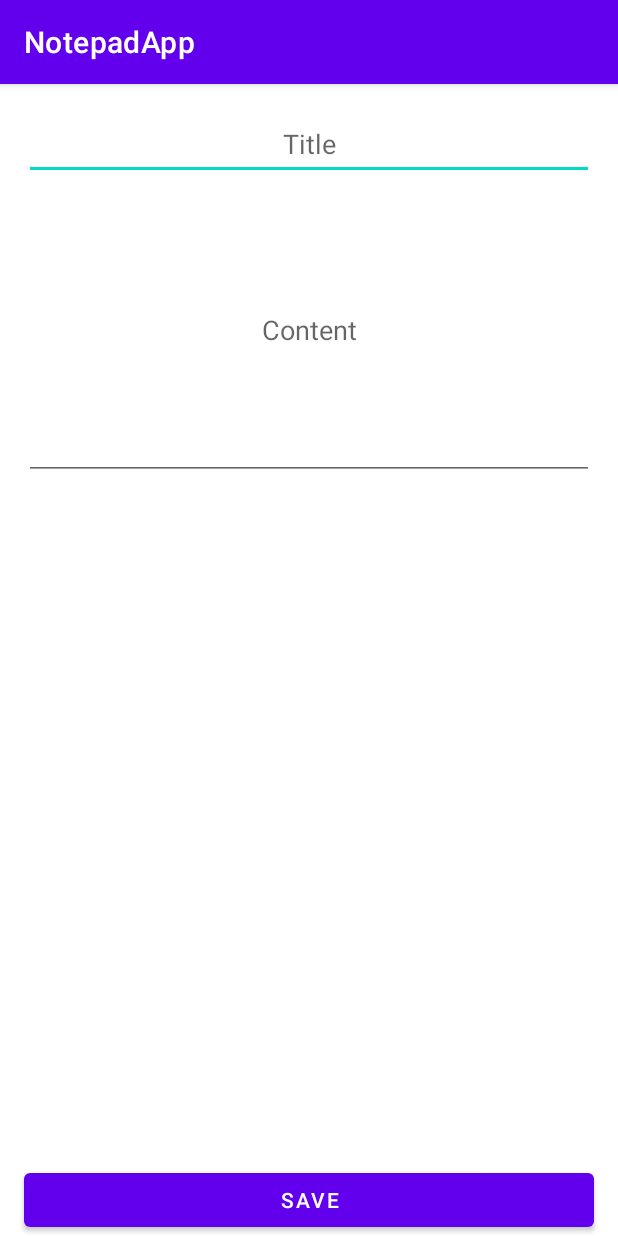
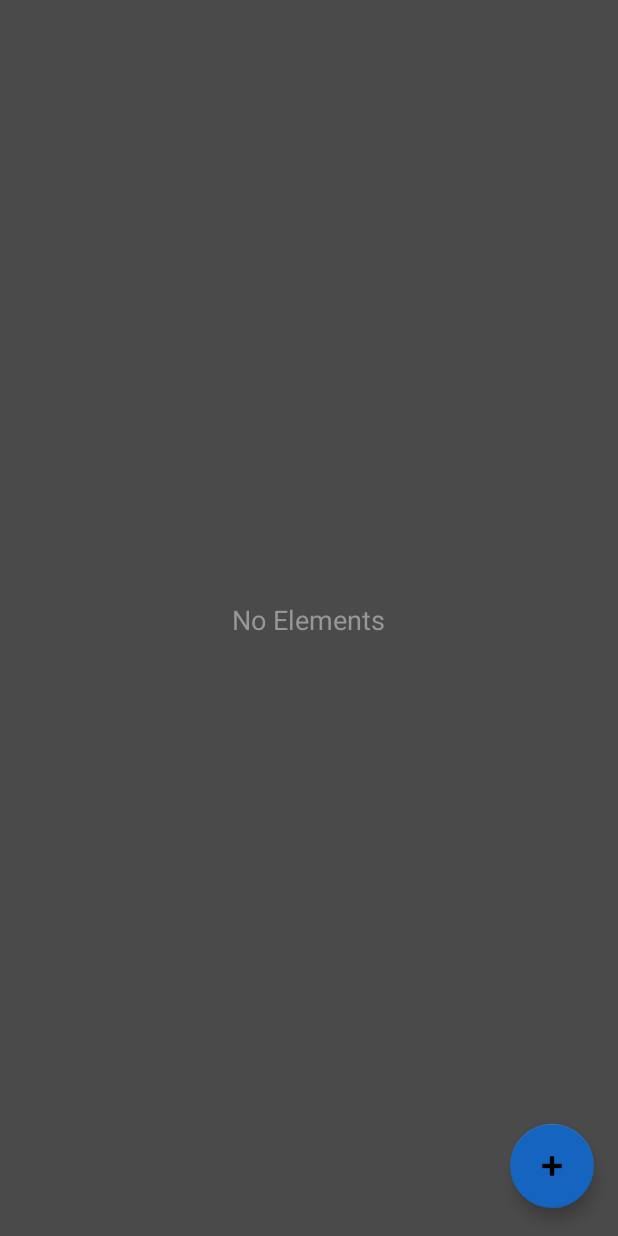
Before and after one commit to iRMB2BA/NotepadApp, an Android app: the screen it shows after launch (MainActivity), on a phone screen of 412 x 824 dp. Run offline under Robolectric (Android 15) with nearby library versions, the phone set to English and light mode, and no system bars.

Commit message:
сделан UI для блокнота

```diff
--- a/app/src/main/AndroidManifest.xml
+++ b/app/src/main/AndroidManifest.xml
@@ -10,6 +10,9 @@
         android:supportsRtl="true"
         android:theme="@style/Theme.NotepadApp">
         <activity
+            android:name=".EditActivity"
+            android:exported="true" />
+        <activity
             android:name=".MainActivity"
             android:exported="true">
             <intent-filter>
--- /dev/null
+++ b/app/src/main/res/drawable/ic_baseline_image_24.xml
@@ -0,0 +1,5 @@
+<vector android:height="24dp" android:tint="#FFFFFF"
+    android:viewportHeight="24" android:viewportWidth="24"
+    android:width="24dp" xmlns:android="http://schemas.android.com/apk/res/android">
+    <path android:fillColor="@android:color/white" android:pathData="M21,19V5c0,-1.1 -0.9,-2 -2,-2H5c-1.1,0 -2,0.9 -2,2v14c0,1.1 0.9,2 2,2h14c1.1,0 2,-0.9 2,-2zM8.5,13.5l2.5,3.01L14.5,12l4.5,6H5l3.5,-4.5z"/>
+</vector>
--- a/app/src/main/res/layout/activity_main.xml
+++ b/app/src/main/res/layout/activity_main.xml
@@ -4,60 +4,51 @@
     xmlns:tools="http://schemas.android.com/tools"
     android:layout_width="match_parent"
     android:layout_height="match_parent"
-    tools:context=".MainActivity">
+    tools:context=".MainActivity"
+    android:background="#4A4A4A">
 
-    <TextView
-        android:id="@+id/tvTest"
+    <androidx.recyclerview.widget.RecyclerView
+        android:id="@+id/rcView"
         android:layout_width="0dp"
         android:layout_height="0dp"
-        android:text=""
-        app:layout_constraintBottom_toTopOf="@+id/button"
-        app:layout_constraintEnd_toEndOf="@+id/edContent"
-        app:layout_constraintLeft_toLeftOf="parent"
-        app:layout_constraintRight_toRightOf="parent"
-        app:layout_constraintStart_toStartOf="@+id/edContent"
-        app:layout_constraintTop_toBottomOf="@+id/edContent"
-        android:layout_marginBottom="8dp"/>
-
-    <EditText
-        android:id="@+id/edTitle"
-        android:layout_width="0dp"
-        android:layout_height="wrap_content"
-        android:layout_marginStart="16dp"
-        android:layout_marginTop="16dp"
-        android:layout_marginEnd="16dp"
-        android:autofillHints=""
-        android:ems="10"
-        android:gravity="center"
-        android:hint="@string/title"
-        android:inputType="textPersonName"
-        android:minHeight="48dp"
+        android:layout_marginStart="1dp"
+        android:layout_marginTop="1dp"
+        android:layout_marginEnd="1dp"
+        android:layout_marginBottom="1dp"
+        app:layout_constraintBottom_toBottomOf="parent"
         app:layout_constraintEnd_toEndOf="parent"
-        app:layout_constraintHorizontal_bias="0.497"
         app:layout_constraintStart_toStartOf="parent"
         app:layout_constraintTop_toTopOf="parent" />
 
-    <EditText
-        android:id="@+id/edContent"
-        android:layout_width="0dp"
-        android:layout_height="200dp"
-        android:autofillHints=""
-        android:ems="10"
-        android:gravity="center|top|fill_vertical"
-        android:hint="@string/content"
-        android:inputType="textMultiLine|textPersonName"
-        app:layout_constraintEnd_toEndOf="@+id/edTitle"
-        app:layout_constraintStart_toStartOf="@+id/edTitle"
-        app:layout_constraintTop_toBottomOf="@+id/edTitle" />
+    <TextView
+        android:id="@+id/tvNoElements"
+        android:layout_width="wrap_content"
+        android:layout_height="wrap_content"
+        android:text="@string/no_elements"
+        android:textColor="#979797"
+        android:textSize="18sp"
+        app:layout_constraintBottom_toBottomOf="parent"
+        app:layout_constraintEnd_toEndOf="parent"
+        app:layout_constraintHorizontal_bias="0.498"
+        app:layout_constraintStart_toStartOf="parent"
+        app:layout_constraintTop_toTopOf="@+id/rcView"
+        tools:ignore="TextContrastCheck" />
 
-    <Button
-        android:id="@+id/button"
-        android:layout_width="0dp"
+    <com.google.android.material.floatingactionbutton.FloatingActionButton
+        android:id="@+id/fbAdd"
+        android:layout_width="wrap_content"
         android:layout_height="wrap_content"
-        android:onClick="onClickSave"
-        android:text="@string/save"
-        app:layout_constraintBottom_toBottomOf="parent"
-        app:layout_constraintEnd_toEndOf="@+id/tvTest"
-        app:layout_constraintStart_toStartOf="@+id/tvTest" />
-
+        android:clickable="true"
+        android:contentDescription="@string/addnote"
+        android:focusable="true"
+        android:onClick="onClickAddButton"
+        app:backgroundTint="#1565C0"
+        app:layout_constraintBottom_toBottomOf="@+id/rcView"
+        app:layout_constraintEnd_toEndOf="parent"
+        app:layout_constraintHorizontal_bias="0.954"
+        app:layout_constraintStart_toStartOf="@+id/rcView"
+        app:layout_constraintTop_toTopOf="@+id/rcView"
+        app:layout_constraintVertical_bias="0.977"
+        app:srcCompat="@android:drawable/ic_input_add"
+        tools:ignore="ImageContrastCheck" />
 </androidx.constraintlayout.widget.ConstraintLayout>
--- a/app/src/main/res/values-night/themes.xml
+++ b/app/src/main/res/values-night/themes.xml
@@ -1,6 +1,6 @@
 <resources xmlns:tools="http://schemas.android.com/tools">
     <!-- Base application theme. -->
-    <style name="Theme.NotepadApp" parent="Theme.MaterialComponents.DayNight.DarkActionBar">
+    <style name="Theme.NotepadApp" parent="Theme.MaterialComponents.DayNight.NoActionBar">
         <!-- Primary brand color. -->
         <item name="colorPrimary">@color/purple_200</item>
         <item name="colorPrimaryVariant">@color/purple_700</item>
@@ -12,5 +12,6 @@
         <!-- Status bar color. -->
         <item name="android:statusBarColor" tools:targetApi="l">?attr/colorPrimaryVariant</item>
         <!-- Customize your theme here. -->
+        <item name="android:windowFullscreen">true</item>
     </style>
 </resources>
--- a/app/src/main/res/values/strings.xml
+++ b/app/src/main/res/values/strings.xml
@@ -3,4 +3,10 @@
     <string name="title">Title</string>
     <string name="content">Content</string>
     <string name="save">SAVE</string>
+    <string name="addnote">add</string>
+    <string name="no_elements">No Elements</string>
+    <string name="name">Name</string>
+    <string name="name2">Name</string>
+    <string name="title2">Title</string>
+    <string name="todo">TODO</string>
 </resources>
--- a/app/src/main/res/values/themes.xml
+++ b/app/src/main/res/values/themes.xml
@@ -1,6 +1,6 @@
 <resources xmlns:tools="http://schemas.android.com/tools">
     <!-- Base application theme. -->
-    <style name="Theme.NotepadApp" parent="Theme.MaterialComponents.DayNight.DarkActionBar">
+    <style name="Theme.NotepadApp" parent="Theme.MaterialComponents.DayNight.NoActionBar">
         <!-- Primary brand color. -->
         <item name="colorPrimary">@color/purple_500</item>
         <item name="colorPrimaryVariant">@color/purple_700</item>
@@ -12,5 +12,6 @@
         <!-- Status bar color. -->
         <item name="android:statusBarColor" tools:targetApi="l">?attr/colorPrimaryVariant</item>
         <!-- Customize your theme here. -->
+        <item name="android:windowFullscreen">true</item>
     </style>
 </resources>
```
Also changed, not shown: app/src/main/java/com/example/notepadapp/EditActivity.kt (added, +25 -0 lines), app/src/main/java/com/example/notepadapp/MainActivity.kt (+4 -11 lines), app/src/main/res/layout/activity_edit.xml (added, +144 -0 lines).
